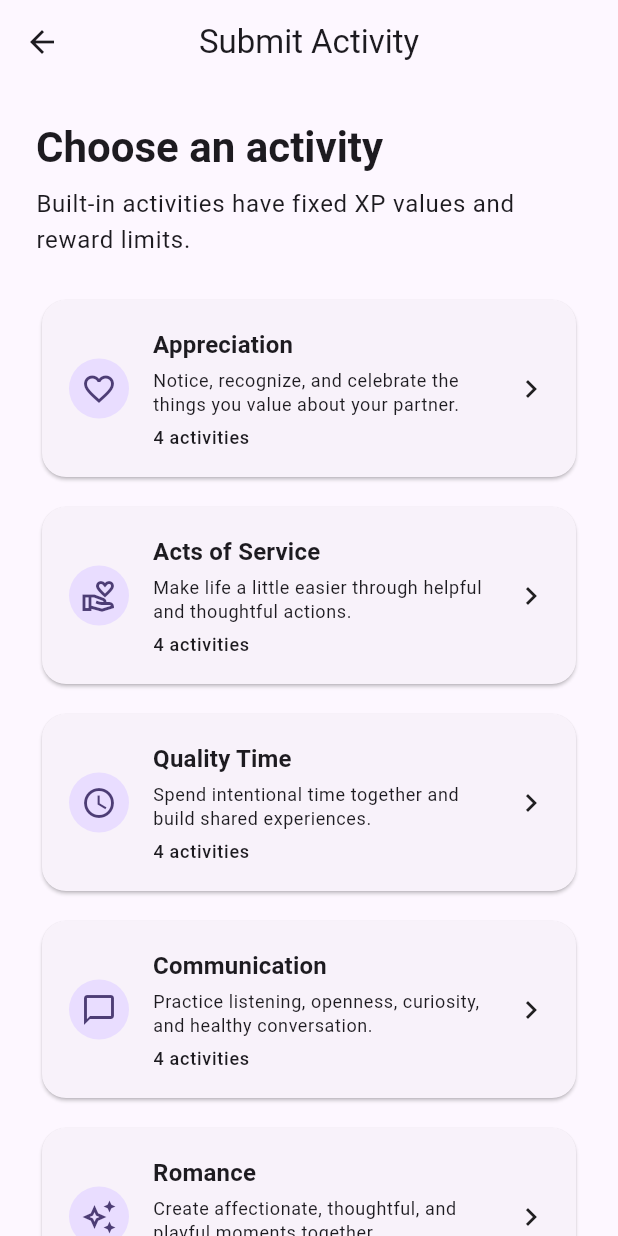
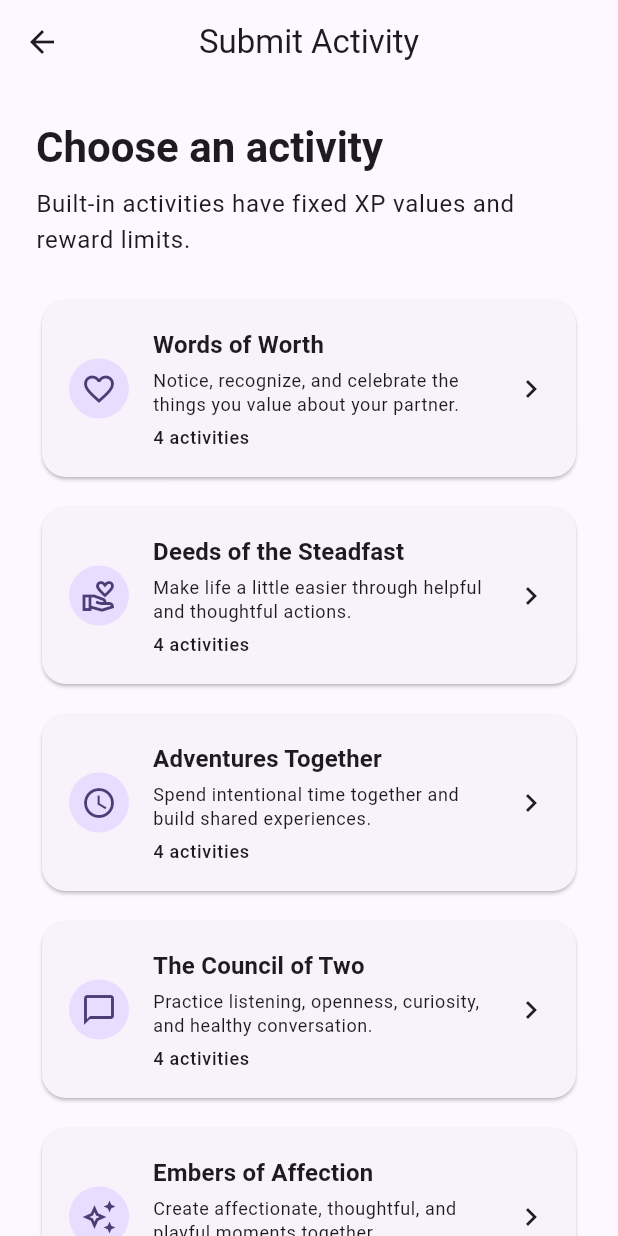
Before and after one commit to greglbg/relationship_xp, a Flutter app: the SubmitClaimScreen screen opened directly with empty values, on a phone screen of 412 x 824 dp. Run offline on Flutter 3.47's test engine with Material 3 defaults, Android fonts, the phone set to English and light mode, and no system bars; our stand-ins replace cloud_firestore, cloud_functions, firebase_auth, firebase_core, firebase_storage, image_picker; accounts and stored records are empty.

Commit message:
Add Aragoth-themed category display names

```diff
--- a/lib/screens/claims/submit_claim_screen.dart
+++ b/lib/screens/claims/submit_claim_screen.dart
@@ -9,6 +9,7 @@ import 'package:image_picker/image_picker.dart';
 
 import '../../services/catalog_task_service.dart';
 import '../../tasks/task_catalog.dart';
+import '../../tasks/quest_category_names.dart';
 import 'custom_claim_screen.dart';
 
 class SubmitClaimScreen extends StatelessWidget {
@@ -164,7 +165,7 @@ class CategoryCard extends StatelessWidget {
                   crossAxisAlignment: CrossAxisAlignment.start,
                   children: [
                     Text(
-                      category.name,
+                      QuestCategoryNames.forCategory(category),
                       style: Theme.of(context).textTheme.titleMedium
                           ?.copyWith(fontWeight: FontWeight.bold),
                     ),
@@ -221,7 +222,7 @@ class CategoryTaskScreen extends StatelessWidget {
         builder: (context) => CatalogTaskDetailsScreen(
           coupleId: coupleId,
           task: task,
-          categoryName: category.name,
+          categoryName: QuestCategoryNames.forCategory(category),
         ),
       ),
     );
@@ -230,7 +231,7 @@ class CategoryTaskScreen extends StatelessWidget {
   @override
   Widget build(BuildContext context) {
     return Scaffold(
-      appBar: AppBar(title: Text(category.name)),
+      appBar: AppBar(title: Text(QuestCategoryNames.forCategory(category))),
       body: ListView.separated(
         padding: const EdgeInsets.all(16),
         itemCount: category.tasks.length,
--- /dev/null
+++ b/lib/tasks/quest_category_names.dart
@@ -0,0 +1,23 @@
+import 'task_catalog.dart';
+
+/// User-facing fantasy category names.
+/// The catalog's IDs and stored data stay unchanged.
+class QuestCategoryNames {
+  QuestCategoryNames._();
+
+  static const Map<String, String> _names = {
+    'appreciation': 'Words of Worth',
+    'acts_of_service': 'Deeds of the Steadfast',
+    'quality_time': 'Adventures Together',
+    'communication': 'The Council of Two',
+    'romance': 'Embers of Affection',
+    'support': 'The Steadfast Companion',
+    'household': 'Hearth & Homestead',
+    'shared_goals': 'The Pact of Two',
+    'spiritual': 'The Inner Lantern',
+    'intimacy': 'The Inner Sanctuary',
+  };
+
+  static String forCategory(TaskCategory category) =>
+      _names[category.id] ?? category.name;
+}
```
